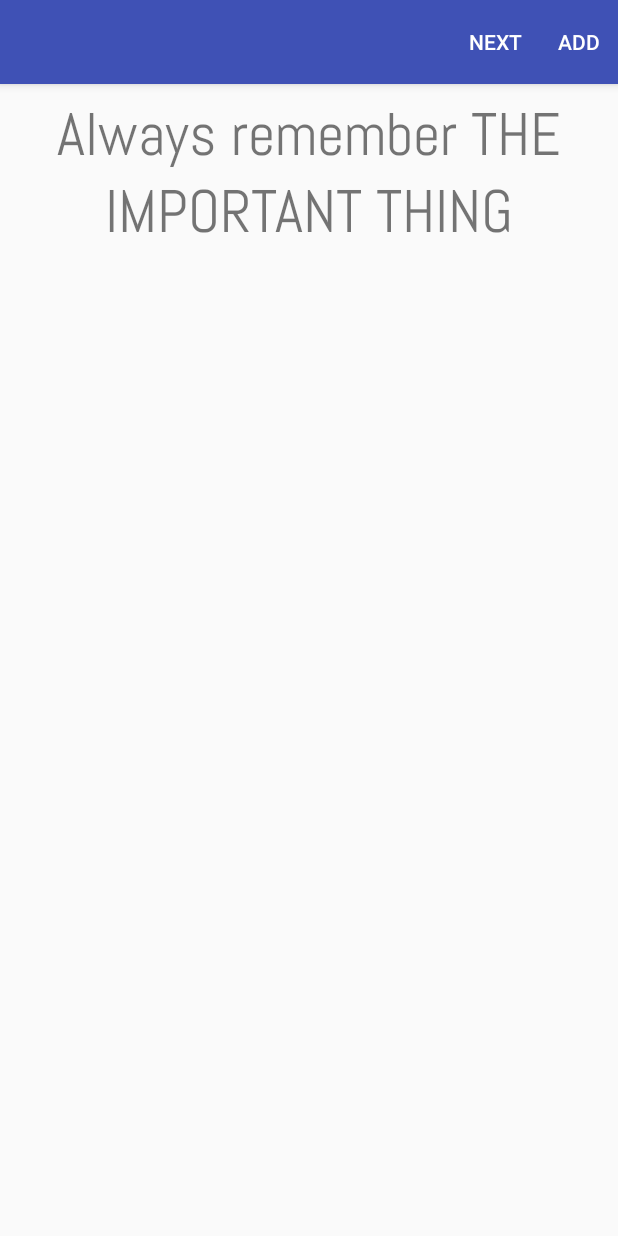
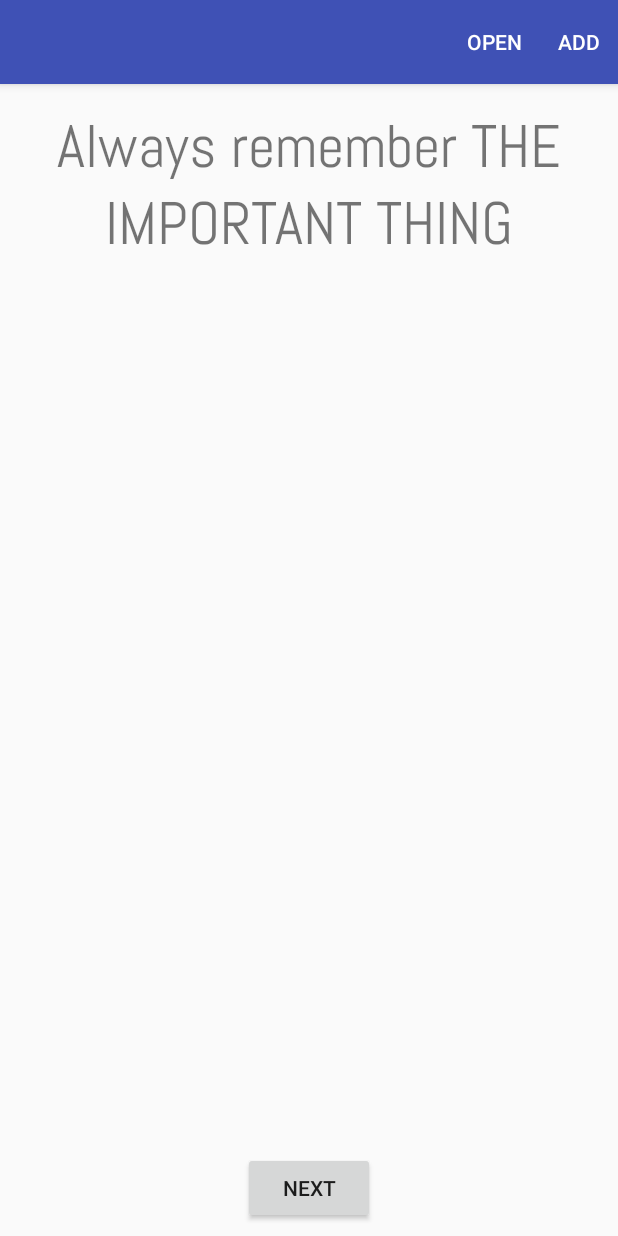
Before and after one commit to kazimierzfilip/RememberTheImportant, an Android app: the screen it shows after launch (MainActivity), on a phone screen of 412 x 824 dp. Run offline under Robolectric (Android 15) with nearby library versions, the phone set to English and light mode, and no system bars.

Commit message:
Open from file added, next button changed

```diff
--- a/app/src/main/res/layout/activity_main.xml
+++ b/app/src/main/res/layout/activity_main.xml
@@ -1,5 +1,5 @@
 <?xml version="1.0" encoding="utf-8"?>
-<ScrollView
+<RelativeLayout
     xmlns:android="http://schemas.android.com/apk/res/android"
     xmlns:tools="http://schemas.android.com/tools"
     android:layout_width="match_parent"
@@ -7,6 +7,13 @@
     android:layout_margin="8dp"
     tools:context="com.wordpress.javawrok.remembertheimportant.MainActivity"
     android:id="@+id/mainLayout">
+
+<ScrollView
+    android:layout_width="match_parent"
+    android:layout_height="match_parent"
+    android:layout_margin="8dp"
+    android:id="@+id/scrollView3"
+    android:layout_above="@id/next_button">
 
         <TextView
             android:id="@+id/main_textView"
@@ -19,3 +26,14 @@
             android:textSize="40sp"/>
 
 </ScrollView>
+
+    <Button
+        android:id="@+id/next_button"
+        android:layout_width="wrap_content"
+        android:layout_height="wrap_content"
+        android:layout_alignParentBottom="true"
+        android:layout_centerHorizontal="true"
+        android:onClick="next"
+        android:text="@string/next_button"/>
+
+</RelativeLayout>
--- a/app/src/main/res/menu/main_menu.xml
+++ b/app/src/main/res/menu/main_menu.xml
@@ -2,10 +2,10 @@
 <menu xmlns:android="http://schemas.android.com/apk/res/android"
       xmlns:app="http://schemas.android.com/apk/res-auto">
     <item
-        android:id="@+id/menu_next"
+        android:id="@+id/menu_add_file"
+        android:title="open"
         app:showAsAction="always"
-        android:title="@string/next_button"
-        android:onClick="next"/>
+        android:onClick="openFromFile"/>
     <item
         android:id="@+id/menu_add"
         android:title="@string/add_button"
```
Also changed, not shown: app/src/main/java/com/wordpress/javawrok/remembertheimportant/MainActivity.java (+62 -30 lines).
